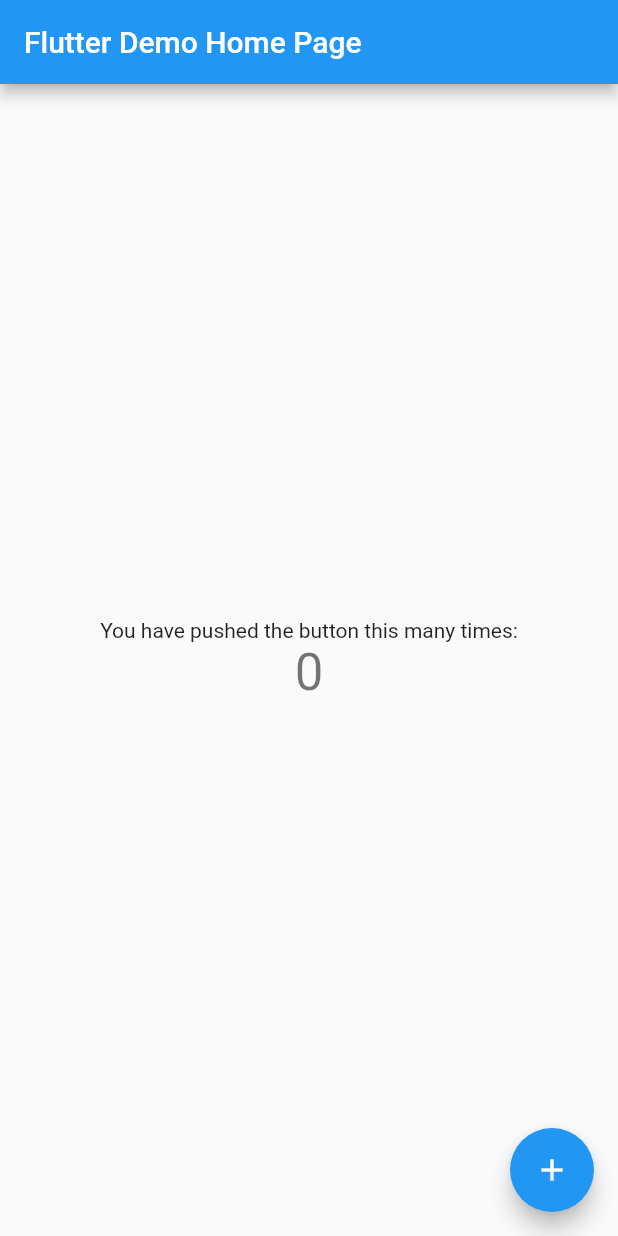
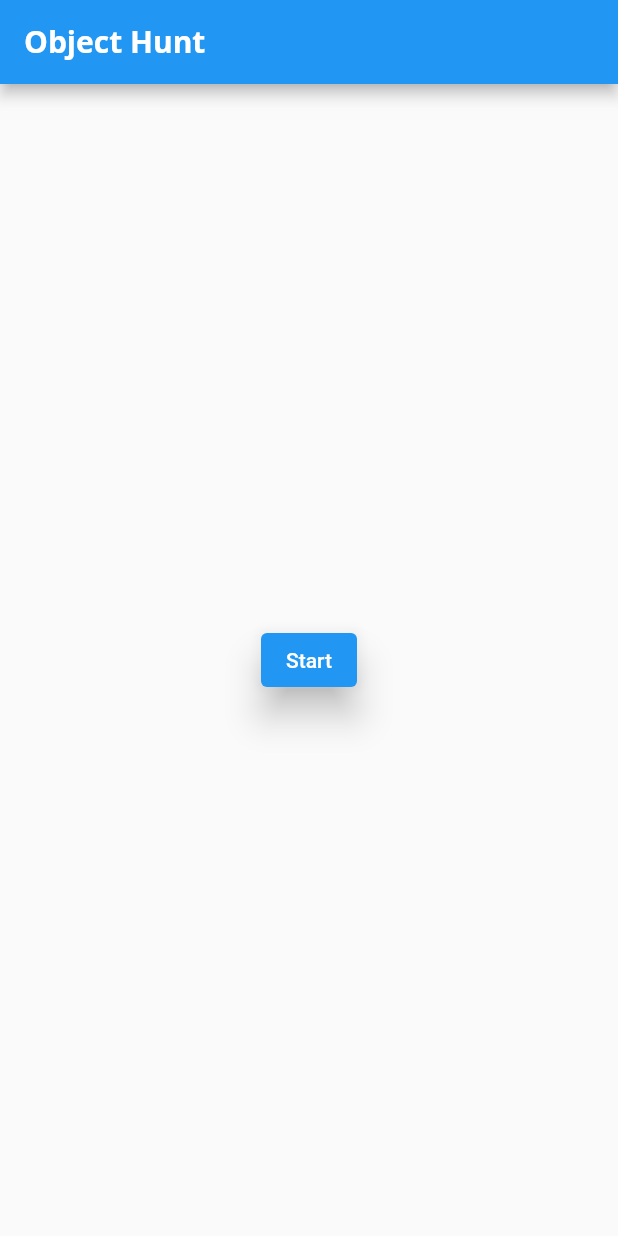
Before and after one commit to Ghourab/object_hunt, a Flutter app: the screen it shows after launch, on a phone screen of 412 x 824 dp. Run offline on Flutter 3.47's test engine with Material 2 defaults, Android fonts, the light colour scheme and no system bars.

Commit message:
first implementation for the files

```diff
--- a/lib/main.dart
+++ b/lib/main.dart
@@ -1,4 +1,6 @@
 import 'package:flutter/material.dart';
+
+import './widgets/start.dart';
 
 void main() {
   runApp(MyApp());
@@ -9,105 +11,29 @@
   @override
   Widget build(BuildContext context) {
     return MaterialApp(
-      title: 'Flutter Demo',
+      debugShowCheckedModeBanner: false,
+      title: 'object hunt',
       theme: ThemeData(
-        // This is the theme of your application.
-        //
-        // Try running your application with "flutter run". You'll see the
-        // application has a blue toolbar. Then, without quitting the app, try
-        // changing the primarySwatch below to Colors.green and then invoke
-        // "hot reload" (press "r" in the console where you ran "flutter run",
-        // or simply save your changes to "hot reload" in a Flutter IDE).
-        // Notice that the counter didn't reset back to zero; the application
-        // is not restarted.
-        primarySwatch: Colors.blue,
-      ),
-      home: MyHomePage(title: 'Flutter Demo Home Page'),
+          primarySwatch: Colors.blue,
+          accentColor: Colors.black,
+          fontFamily: 'QuickSand',
+          textTheme: ThemeData.light().textTheme.copyWith(
+                headline6: TextStyle(
+                  fontFamily: 'OpenSans',
+                  fontWeight: FontWeight.bold,
+                  fontSize: 18,
+                ),
+              ),
+          appBarTheme: AppBarTheme(
+            textTheme: ThemeData.light().textTheme.copyWith(
+                  headline6: TextStyle(
+                    fontFamily: 'OpenSans',
+                    fontWeight: FontWeight.bold,
+                    fontSize: 20,
+                  ),
+                ),
+          )),
+      home: Start(),
     );
   }
 }
-
-class MyHomePage extends StatefulWidget {
-  MyHomePage({Key? key, required this.title}) : super(key: key);
-
-  // This widget is the home page of your application. It is stateful, meaning
-  // that it has a State object (defined below) that contains fields that affect
-  // how it looks.
-
-  // This class is the configuration for the state. It holds the values (in this
-  // case the title) provided by the parent (in this case the App widget) and
-  // used by the build method of the State. Fields in a Widget subclass are
-  // always marked "final".
-
-  final String title;
-
-  @override
-  _MyHomePageState createState() => _MyHomePageState();
-}
-
-class _MyHomePageState extends State<MyHomePage> {
-  int _counter = 0;
-
-  void _incrementCounter() {
-    setState(() {
-      // This call to setState tells the Flutter framework that something has
-      // changed in this State, which causes it to rerun the build method below
-      // so that the display can reflect the updated values. If we changed
-      // _counter without calling setState(), then the build method would not be
-      // called again, and so nothing would appear to happen.
-      _counter++;
-    });
-  }
-
-  @override
-  Widget build(BuildContext context) {
-    // This method is rerun every time setState is called, for instance as done
-    // by the _incrementCounter method above.
-    //
-    // The Flutter framework has been optimized to make rerunning build methods
-    // fast, so that you can just rebuild anything that needs updating rather
-    // than having to individually change instances of widgets.
-    return Scaffold(
-      appBar: AppBar(
-        // Here we take the value from the MyHomePage object that was created by
-        // the App.build method, and use it to set our appbar title.
-        title: Text(widget.title),
-      ),
-      body: Center(
-        // Center is a layout widget. It takes a single child and positions it
-        // in the middle of the parent.
-        child: Column(
-          // Column is also a layout widget. It takes a list of children and
-          // arranges them vertically. By default, it sizes itself to fit its
-          // children horizontally, and tries to be as tall as its parent.
-          //
-          // Invoke "debug painting" (press "p" in the console, choose the
-          // "Toggle Debug Paint" action from the Flutter Inspector in Android
-          // Studio, or the "Toggle Debug Paint" command in Visual Studio Code)
-          // to see the wireframe for each widget.
-          //
-          // Column has various properties to control how it sizes itself and
-          // how it positions its children. Here we use mainAxisAlignment to
-          // center the children vertically; the main axis here is the vertical
-          // axis because Columns are vertical (the cross axis would be
-          // horizontal).
-          mainAxisAlignment: MainAxisAlignment.center,
-          children: <Widget>[
-            Text(
-              'You have pushed the button this many times:',
-            ),
-            Text(
-              '$_counter',
-              style: Theme.of(context).textTheme.headline4,
-            ),
-          ],
-        ),
-      ),
-      floatingActionButton: FloatingActionButton(
-        onPressed: _incrementCounter,
-        tooltip: 'Increment',
-        child: Icon(Icons.add),
-      ), // This trailing comma makes auto-formatting nicer for build methods.
-    );
-  }
-}
--- /dev/null
+++ b/lib/widgets/start.dart
@@ -0,0 +1,27 @@
+import 'package:flutter/material.dart';
+
+class Start extends StatefulWidget {
+  @override
+  _StartState createState() => _StartState();
+}
+
+class _StartState extends State<Start> {
+  @override
+  Widget build(BuildContext context) {
+    return Scaffold(
+      appBar: AppBar(
+        title: Text('Object Hunt'),
+      ),
+      body: Center(
+        child: ElevatedButton(
+          onPressed: () {},
+          child: Text('Start'),
+          style: ElevatedButton.styleFrom(
+              elevation: 10,
+
+          ),
+        ),
+      ),
+    );
+  }
+}
```
Also changed, not shown: pubspec.yaml (+11 -6 lines), assets/fonts/OpenSans-Bold.ttf (added), assets/fonts/OpenSans-Regular.ttf (added), assets/fonts/Quicksand-Bold.ttf (added), assets/fonts/Quicksand-Light.ttf (added), assets/fonts/Quicksand-Medium.ttf (added), assets/fonts/Quicksand-Regular.ttf (added), 1 other file.
